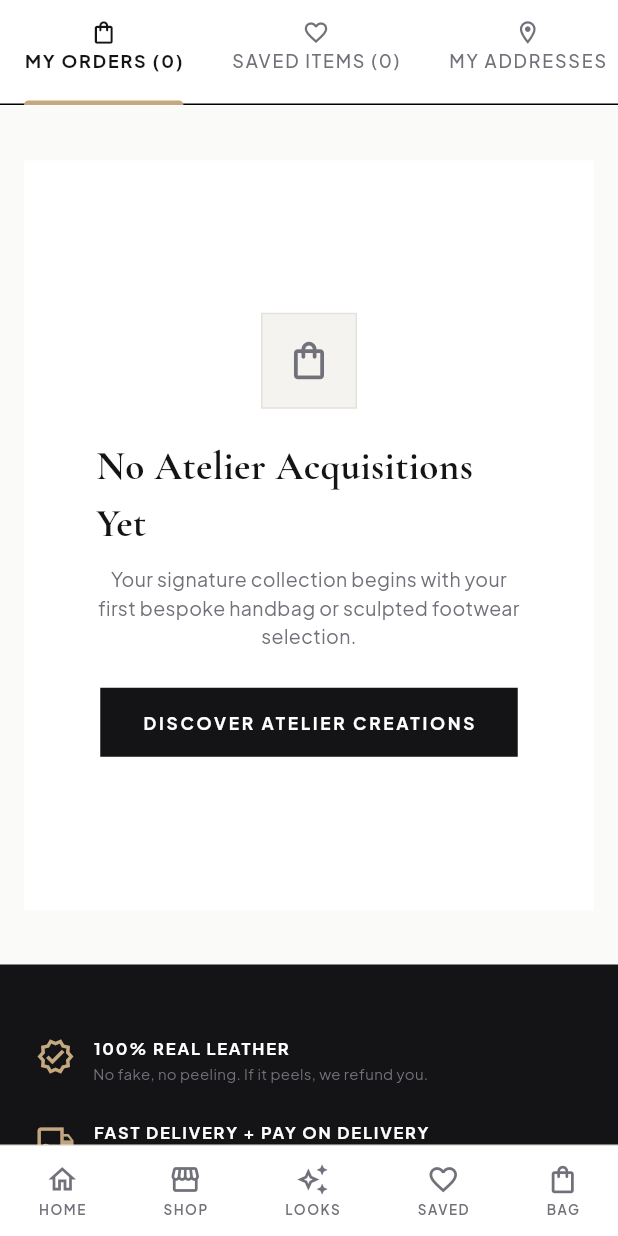
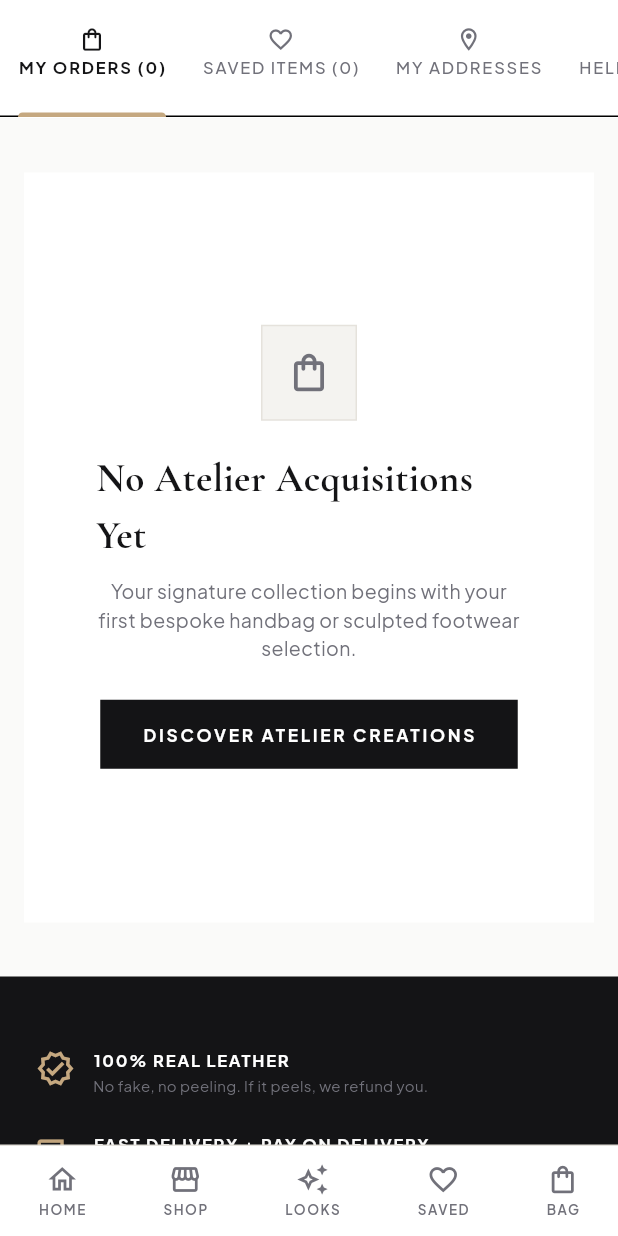
Before and after one commit to olamideQA/demoonlinebags, a Flutter app: the AccountScreen screen opened by its route, scrolled down 576 dp, on a phone screen of 412 x 824 dp. Run offline on Flutter 3.47's test engine with Material 3 defaults, Android fonts, the phone set to English and light mode, and no system bars; our stand-ins replace flutter_riverpod, go_router, google_fonts, supabase_flutter; accounts and stored records are empty; network calls fail.

Commit message:
feat(dashboard-mobile): responsive tabs fit phones, desktop + mobile unified

```diff
--- a/lib/features/account/account_screen.dart
+++ b/lib/features/account/account_screen.dart
@@ -431,8 +431,10 @@ class _AccountScreenState extends ConsumerState<AccountScreen> with SingleTicker
             unselectedLabelColor: AppTheme.textMuted,
             indicatorColor: AppTheme.primaryGold,
             indicatorWeight: 3,
-            labelStyle: GoogleFonts.plusJakartaSans(fontSize: 12, fontWeight: FontWeight.bold, letterSpacing: 1.2),
-            unselectedLabelStyle: GoogleFonts.plusJakartaSans(fontSize: 12, fontWeight: FontWeight.w500, letterSpacing: 1.2),
+            // Smaller on phones so all 5 tabs fit without crowding.
+            labelStyle: GoogleFonts.plusJakartaSans(fontSize: isMobile ? 11 : 12, fontWeight: FontWeight.bold, letterSpacing: 1.2),
+            unselectedLabelStyle: GoogleFonts.plusJakartaSans(fontSize: isMobile ? 11 : 12, fontWeight: FontWeight.w500, letterSpacing: 1.2),
+            labelPadding: EdgeInsets.symmetric(horizontal: isMobile ? 12 : 16, vertical: 4),
             tabs: [
               Tab(
                 icon: const Icon(Icons.shopping_bag_outlined, size: 18),
```
